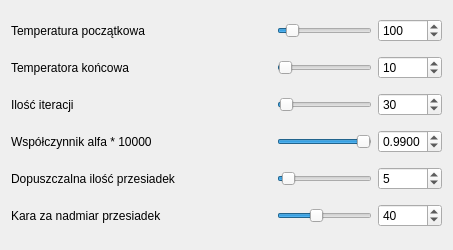
This is gui/params/paramssimann.ui in cadisrmz/RouteFinder as Qt 5 draws it before an edit. The edited form follows.
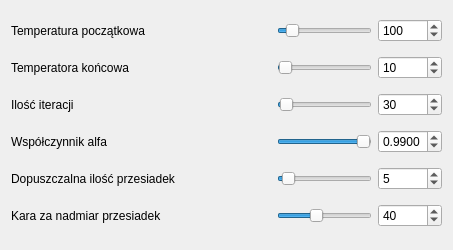
This is the edited form.

The edit to the form file:
```diff
--- a/gui/params/paramssimann.ui
+++ b/gui/params/paramssimann.ui
@@ -169,7 +169,7 @@
      <item row="3" column="0">
       <widget class="QLabel" name="label_4">
        <property name="text">
-        <string>Współczynnik alfa * 10000</string>
+        <string>Współczynnik alfa</string>
        </property>
       </widget>
      </item>
```
